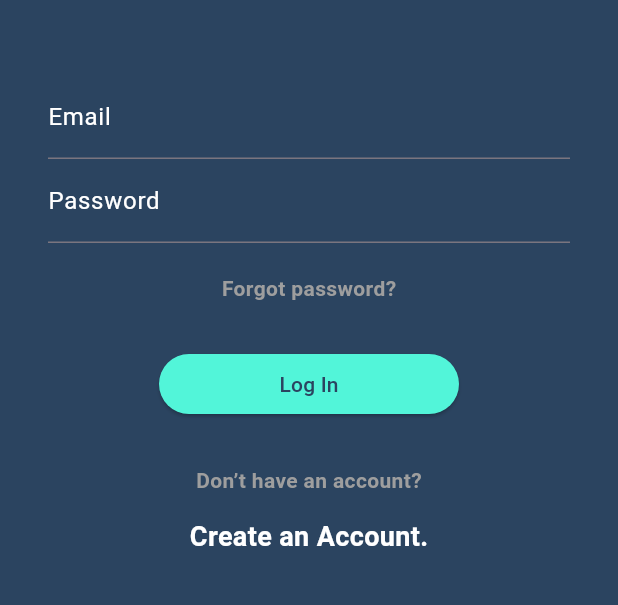
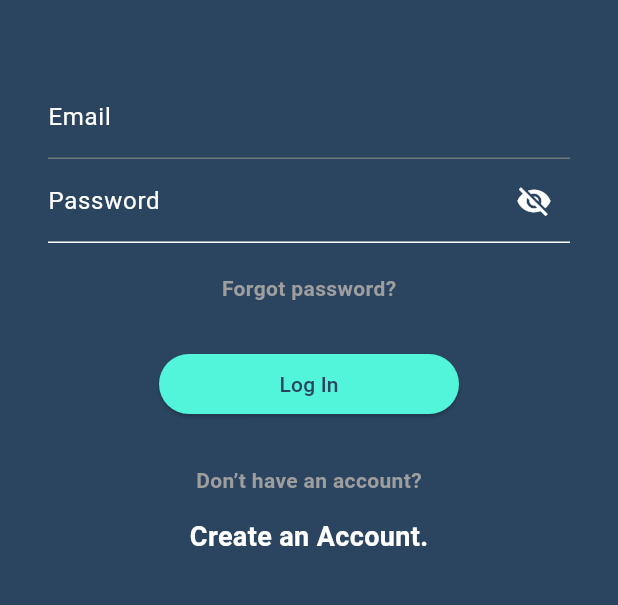
Before and after one commit to pablocorrea23/Zondapps-app, a Flutter app: the screen it shows after launch, on a phone screen of 412 x 824 dp, the part 450-1055 px from its top. Run offline on Flutter 3.47's test engine with Material 3 defaults, Android fonts, the phone set to English and light mode, and no system bars; our stand-ins replace device_preview, flutter_svg, page_transition.

Commit message:
agrego visor de password y login

```diff
--- a/lib/Pages/LoginPage/LoginForm.dart
+++ b/lib/Pages/LoginPage/LoginForm.dart
@@ -1,22 +1,42 @@
 // ignore_for_file: file_names, avoid_print
+import 'dart:convert';
 
 import 'package:flutter/material.dart';
-import 'package:zondapps_flutter/Common/MyRouters.dart';
+//import 'package:zondapps_flutter/Common/MyRouters.dart';
+import 'package:http/http.dart' as http;
 
-class LoginForm extends StatefulWidget {
-  const LoginForm({super.key});
+class PostLoginScreen extends StatefulWidget {
+  const PostLoginScreen({super.key});
 
   @override
-  State<LoginForm> createState() => _LoginFormState();
+  _PostLoginScreenState createState() => _PostLoginScreenState();
 }
 
-class _LoginFormState extends State<LoginForm> {
+class _PostLoginScreenState extends State<PostLoginScreen> {
   GlobalKey<FormState> formKey = GlobalKey();
-  TextEditingController ctrlEmail = TextEditingController();
-  TextEditingController ctrlPassword = TextEditingController();
-  String name = '';
-  FocusNode node1 = FocusNode();
-  FocusNode node2 = FocusNode();
+  TextEditingController emailController = TextEditingController();
+  TextEditingController passwordcontroller = TextEditingController();
+  bool hidePassword = true;
+  registerUser(String email, String password) async {
+    Uri url = Uri.parse("https://reqres.in/api/login");
+    var data = {
+      "email": email,
+      "password": password,
+    };
+    try {
+      var response = await http.post(url, body: data);
+      if (response.statusCode == 200) {
+        var jsonData = jsonDecode(response.body);
+        print(jsonData);
+        print("Login Successfully");
+      } else {
+        var error = jsonDecode(response.body);
+        print("Unable to Login: ${error['error']}");
+      }
+    } catch (e) {
+      print("Error: $e");
+    }
+  }
 
   @override
   Widget build(BuildContext context) {
@@ -28,17 +48,13 @@ class _LoginFormState extends State<LoginForm> {
           Padding(
             padding: const EdgeInsets.symmetric(horizontal: 32),
             child: TextFormField(
-              controller: ctrlEmail,
-              focusNode: node1,
+              controller: emailController,
               keyboardType: TextInputType.emailAddress,
               maxLines: 1,
               style: const TextStyle(color: Colors.white),
               decoration: const InputDecoration(
                 labelText: 'Email',
                 labelStyle: TextStyle(color: Colors.white),
-                // border: OutlineInputBorder(),
-                // focusedBorder: OutlineInputBorder(
-                //     borderSide: BorderSide(color: Colors.white))
               ),
               validator: (value) {
                 String pattern = r'^[\w-\.]+@([\w-]+\.)+[\w-]{2,4}$';
@@ -55,15 +71,25 @@ class _LoginFormState extends State<LoginForm> {
           Padding(
             padding: const EdgeInsets.symmetric(horizontal: 32),
             child: TextFormField(
-              controller: ctrlPassword,
-              focusNode: node2,
-              //keyboardType: TextInputType.text,
+              controller: passwordcontroller,
               maxLines: 1,
-              obscureText: true,
+              obscureText: hidePassword,
               style: const TextStyle(color: Colors.white),
-              decoration: const InputDecoration(
+              decoration: InputDecoration(
                   labelText: 'Password',
-                  labelStyle: TextStyle(color: Colors.white)),
+                  labelStyle: const TextStyle(color: Colors.white),
+                  enabledBorder: const UnderlineInputBorder(
+                      borderSide: BorderSide(color: Colors.white)),
+                  suffixIcon: IconButton(
+                      onPressed: () {
+                        setState(() {
+                          hidePassword = !hidePassword;
+                        });
+                      },
+                      color: Theme.of(context).colorScheme.onPrimary,
+                      icon: Icon(hidePassword
+                          ? Icons.visibility_off
+                          : Icons.visibility))),
               validator: (value) {
                 if (value!.isEmpty) {
                   return 'Se necesita una constraseña';
@@ -83,12 +109,10 @@ class _LoginFormState extends State<LoginForm> {
             width: 200,
             child: ElevatedButton(
               onPressed: () {
-                save();
-                Navigator.pushNamed(context, ROUTE_HOME);
-                //FocusScope.of(context).requestFocus(node2);
-                setState(() {
-                  name = ctrlEmail.text.toString();
-                });
+                registerUser(emailController.text.toString(),
+                    passwordcontroller.text.toString());
+                //Navigator.pushNamed(context, ROUTE_HOME);
+                //setState(() {});
               },
               style: ButtonStyle(
                   shape: MaterialStateProperty.all<RoundedRectangleBorder>(
@@ -119,12 +143,4 @@ class _LoginFormState extends State<LoginForm> {
       ),
     );
   }
-
-  save() {
-    if (formKey.currentState!.validate()) {
-      print('Email: $ctrlEmail');
-      print('Password: $ctrlPassword');
-      formKey.currentState?.reset();
-    }
-  }
 }
--- a/lib/Pages/LoginPage/LoginPage.dart
+++ b/lib/Pages/LoginPage/LoginPage.dart
@@ -29,13 +29,7 @@ class _LoginPageState extends State<LoginPage> {
               height: 150,
               width: 150,
             ),
-            // Image.asset(
-            //   'assets/images/LoginPage/logo2.png',
-            //   width: 150,
-            //   height: 150,
-            //   fit: BoxFit.contain,
-            // ),
-            const LoginForm()
+            const PostLoginScreen()
           ]),
         ),
       ),
--- a/lib/main.dart
+++ b/lib/main.dart
@@ -27,7 +27,7 @@ class MyApp extends StatelessWidget {
       onGenerateRoute: MyRouters.generateRoute,
       initialRoute: ROUTE_LOGIN,
       theme: ThemeData(
-          colorScheme: ColorScheme.fromSeed(seedColor: Colors.deepPurple),
+          colorScheme: ColorScheme.fromSeed(seedColor: const Color(0xFF52f4d7)),
           useMaterial3: true,
           appBarTheme:
               const AppBarTheme(iconTheme: IconThemeData(color: Colors.white))),
--- a/pubspec.yaml
+++ b/pubspec.yaml
@@ -28,6 +28,7 @@ environment:
 # the latest version available on pub.dev. To see which dependencies have newer
 # versions available, run `flutter pub outdated`.
 dependencies:
+  http: ^1.2.1
   flutter:
     sdk: flutter
   page_transition: ^2.1.0
```
Also changed, not shown: pubspec.lock.
